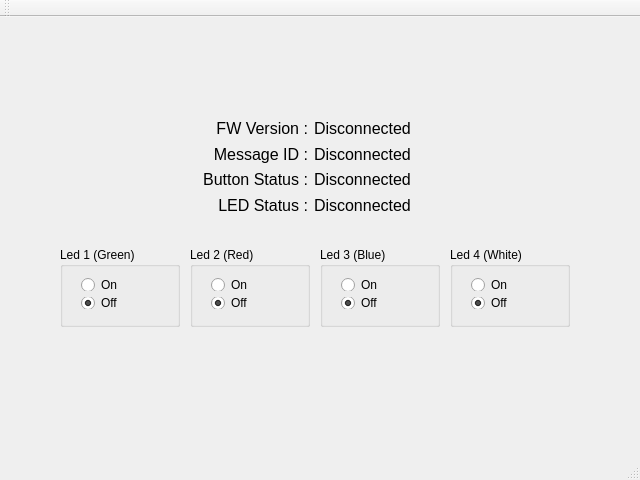
Above: frontend/mainwindow.ui from michael-uman/PlatformMonitor before the change. Below: the same form after it.
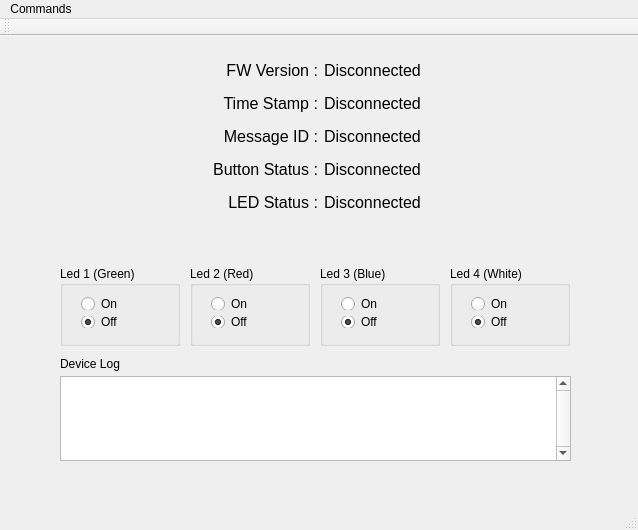
That is the form after the change.

Patch:
```diff
--- a/frontend/mainwindow.ui
+++ b/frontend/mainwindow.ui
@@ -6,8 +6,8 @@
    <rect>
     <x>0</x>
     <y>0</y>
-    <width>640</width>
-    <height>480</height>
+    <width>638</width>
+    <height>530</height>
    </rect>
   </property>
   <property name="windowTitle">
@@ -17,29 +17,68 @@
    <widget class="QWidget" name="layoutWidget">
     <property name="geometry">
      <rect>
-      <x>180</x>
-      <y>90</y>
+      <x>190</x>
+      <y>10</y>
       <width>262</width>
-      <height>119</height>
+      <height>181</height>
      </rect>
     </property>
     <layout class="QGridLayout" name="gridLayout">
+     <item row="4" column="0">
+      <widget class="QLabel" name="label_2">
+       <property name="font">
+        <font>
+         <pointsize>12</pointsize>
+        </font>
+       </property>
+       <property name="text">
+        <string>Button Status :</string>
+       </property>
+       <property name="alignment">
+        <set>Qt::AlignRight|Qt::AlignTrailing|Qt::AlignVCenter</set>
+       </property>
+      </widget>
+     </item>
+     <item row="2" column="0">
+      <widget class="QLabel" name="label_5">
+       <property name="font">
+        <font>
+         <pointsize>12</pointsize>
+        </font>
+       </property>
+       <property name="text">
+        <string>Time Stamp :</string>
+       </property>
+       <property name="alignment">
+        <set>Qt::AlignRight|Qt::AlignTrailing|Qt::AlignVCenter</set>
+       </property>
+      </widget>
+     </item>
+     <item row="2" column="1">
+      <widget class="QLabel" name="msgTimeLabel">
+       <property name="font">
+        <font>
+         <pointsize>12</pointsize>
+        </font>
+       </property>
+       <property name="text">
+        <string>Disconnected</string>
+       </property>
+      </widget>
+     </item>
+     <item row="4" column="1" alignment="Qt::AlignVCenter">
+      <widget class="QLabel" name="msgButtonLabel">
+       <property name="font">
+        <font>
+         <pointsize>12</pointsize>
+        </font>
+       </property>
+       <property name="text">
+        <string>Disconnected</string>
+       </property>
+      </widget>
+     </item>
      <item row="3" column="0">
-      <widget class="QLabel" name="label_3">
-       <property name="font">
-        <font>
-         <pointsize>12</pointsize>
-        </font>
-       </property>
-       <property name="text">
-        <string>LED Status :</string>
-       </property>
-       <property name="alignment">
-        <set>Qt::AlignRight|Qt::AlignTrailing|Qt::AlignVCenter</set>
-       </property>
-      </widget>
-     </item>
-     <item row="1" column="0">
       <widget class="QLabel" name="label">
        <property name="font">
         <font>
@@ -54,19 +93,7 @@
        </property>
       </widget>
      </item>
-     <item row="1" column="1">
-      <widget class="QLabel" name="msgIDLabel">
-       <property name="font">
-        <font>
-         <pointsize>12</pointsize>
-        </font>
-       </property>
-       <property name="text">
-        <string>Disconnected</string>
-       </property>
-      </widget>
-     </item>
-     <item row="3" column="1">
+     <item row="5" column="1">
       <widget class="QLabel" name="msgLEDLabel">
        <property name="font">
         <font>
@@ -78,8 +105,8 @@
        </property>
       </widget>
      </item>
-     <item row="2" column="1" alignment="Qt::AlignVCenter">
-      <widget class="QLabel" name="msgButtonLabel">
+     <item row="3" column="1">
+      <widget class="QLabel" name="msgIDLabel">
        <property name="font">
         <font>
          <pointsize>12</pointsize>
@@ -90,22 +117,22 @@
        </property>
       </widget>
      </item>
-     <item row="2" column="0">
-      <widget class="QLabel" name="label_2">
+     <item row="5" column="0">
+      <widget class="QLabel" name="label_3">
        <property name="font">
         <font>
          <pointsize>12</pointsize>
         </font>
        </property>
        <property name="text">
-        <string>Button Status :</string>
+        <string>LED Status :</string>
        </property>
        <property name="alignment">
         <set>Qt::AlignRight|Qt::AlignTrailing|Qt::AlignVCenter</set>
        </property>
       </widget>
      </item>
-     <item row="0" column="0">
+     <item row="1" column="0">
       <widget class="QLabel" name="label_4">
        <property name="font">
         <font>
@@ -120,7 +147,7 @@
        </property>
       </widget>
      </item>
-     <item row="0" column="1">
+     <item row="1" column="1">
       <widget class="QLabel" name="msgFWVersion">
        <property name="font">
         <font>
@@ -146,6 +173,9 @@
     <property name="title">
      <string>Led 1 (Green)</string>
     </property>
+    <property name="checkable">
+     <bool>false</bool>
+    </property>
     <widget class="QWidget" name="layoutWidget">
      <property name="geometry">
       <rect>
@@ -314,16 +344,61 @@
      </layout>
     </widget>
    </widget>
+   <widget class="QTextEdit" name="deviceLog">
+    <property name="geometry">
+     <rect>
+      <x>60</x>
+      <y>340</y>
+      <width>511</width>
+      <height>85</height>
+     </rect>
+    </property>
+    <property name="verticalScrollBarPolicy">
+     <enum>Qt::ScrollBarAlwaysOn</enum>
+    </property>
+    <property name="readOnly">
+     <bool>true</bool>
+    </property>
+   </widget>
+   <widget class="QLabel" name="label_6">
+    <property name="geometry">
+     <rect>
+      <x>60</x>
+      <y>320</y>
+      <width>61</width>
+      <height>16</height>
+     </rect>
+    </property>
+    <property name="text">
+     <string>Device Log</string>
+    </property>
+   </widget>
   </widget>
   <widget class="QMenuBar" name="menuBar">
    <property name="geometry">
     <rect>
      <x>0</x>
      <y>0</y>
-     <width>640</width>
+     <width>638</width>
      <height>25</height>
     </rect>
    </property>
+   <widget class="QMenu" name="menuCommands">
+    <property name="title">
+     <string>Commands</string>
+    </property>
+    <widget class="QMenu" name="menuLED_Control">
+     <property name="title">
+      <string>LED Control</string>
+     </property>
+     <addaction name="actionAll_On"/>
+     <addaction name="actionAll_Off"/>
+    </widget>
+    <addaction name="actionSet_RTC"/>
+    <addaction name="actionReset_System"/>
+    <addaction name="menuLED_Control"/>
+   </widget>
+   <addaction name="menuCommands"/>
   </widget>
   <widget class="QToolBar" name="mainToolBar">
    <attribute name="toolBarArea">
```
Left out of the diff: 46 changed lines with no effect on the pictures.
